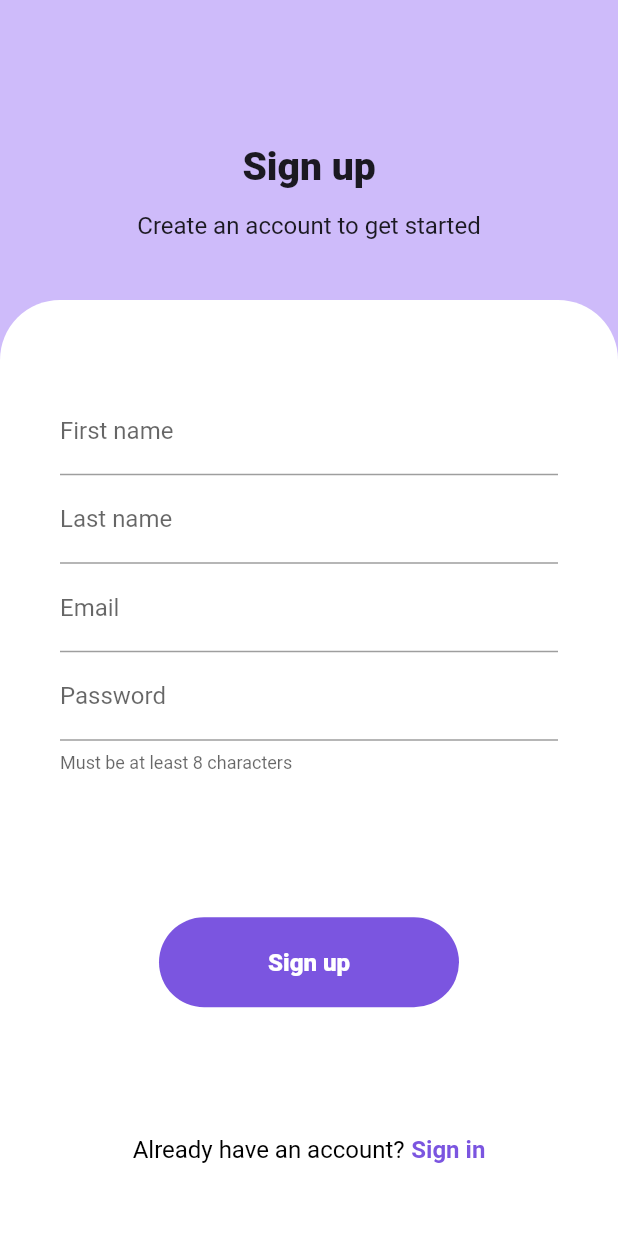
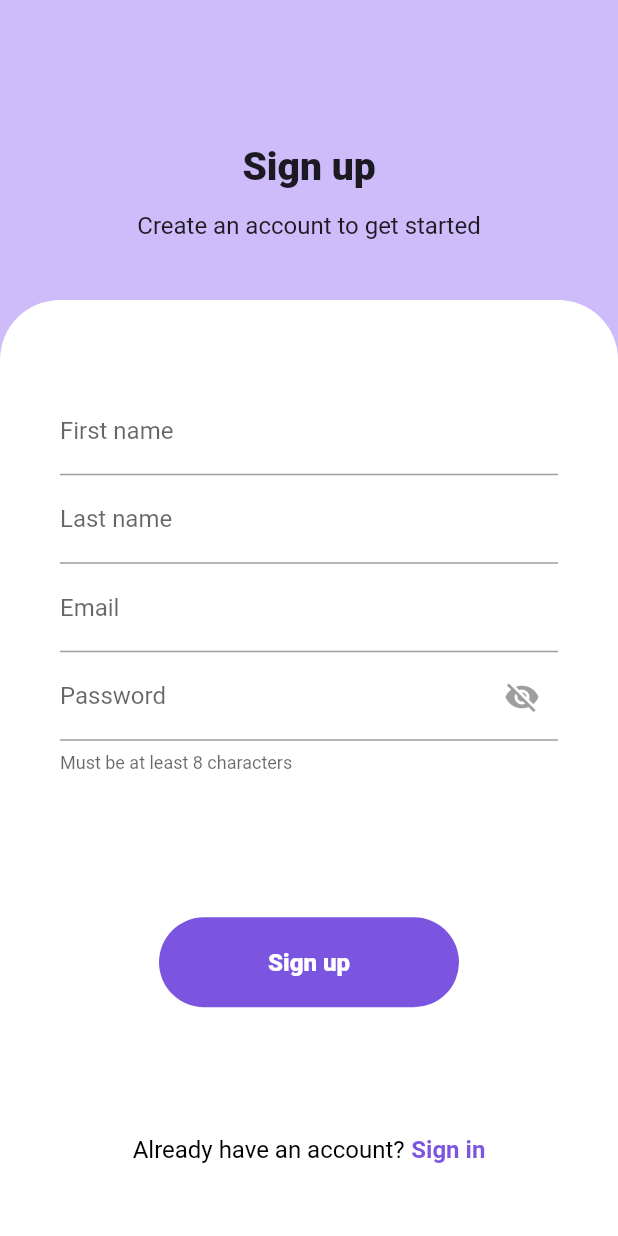
Before and after one commit to UAce/Receipt-Keeper, a Flutter app: the RegisterPage screen opened by its route, on a phone screen of 412 x 824 dp. Run offline on Flutter 3.47's test engine with Material 2 defaults, Android fonts, the phone set to English and light mode, and no system bars; our stand-ins replace flutter_svg.

Commit message:
Frontend: Show/Hide password

```diff
--- a/frontend/lib/common/themes.dart
+++ b/frontend/lib/common/themes.dart
@@ -6,7 +6,20 @@ const lightPrimaryColor = Color(0xFFCEBBFA);
 ThemeData baseTheme = ThemeData(
     brightness: Brightness.light,
     primaryColor: primaryColor,
-    appBarTheme: const AppBarTheme(backgroundColor: primaryColor));
+    appBarTheme: const AppBarTheme(backgroundColor: primaryColor),
+    inputDecorationTheme: const InputDecorationTheme(
+      focusedBorder: UnderlineInputBorder(
+        borderSide: BorderSide(color: primaryColor),
+      ),
+      floatingLabelStyle: TextStyle(color: primaryColor),
+      suffixIconColor: Colors.grey,
+    ),
+    textSelectionTheme: TextSelectionThemeData(
+      cursorColor: primaryColor,
+      selectionColor: primaryColor.withOpacity(0.4),
+      selectionHandleColor: primaryColor,
+    ),
+    colorScheme: ColorScheme.fromSwatch().copyWith(secondary: primaryColor));
 
 TextStyle titleTextStyle = const TextStyle(
   fontSize: 26,
--- a/frontend/lib/register.dart
+++ b/frontend/lib/register.dart
@@ -24,6 +24,7 @@ class _RegisterPageState extends State<RegisterPage> {
   final _focusPassword = FocusNode();
 
   bool _isProcessing = false;
+  bool _isPasswordVisible = false;
 
   @override
   Widget build(BuildContext context) {
@@ -132,7 +133,7 @@ class _RegisterPageState extends State<RegisterPage> {
                                     ),
                                   ),
                                   TextFormField(
-                                    obscureText: true,
+                                    obscureText: !_isPasswordVisible,
                                     enableSuggestions: false,
                                     autocorrect: false,
                                     focusNode: _focusPassword,
@@ -145,11 +146,24 @@ class _RegisterPageState extends State<RegisterPage> {
                                       }
                                       return null;
                                     },
-                                    decoration: const InputDecoration(
-                                      border: UnderlineInputBorder(),
+                                    decoration: InputDecoration(
+                                      border: const UnderlineInputBorder(),
                                       labelText: 'Password',
                                       helperText:
                                           'Must be at least 8 characters',
+                                      suffixIcon: IconButton(
+                                        icon: Icon(
+                                          _isPasswordVisible
+                                              ? Icons.visibility
+                                              : Icons.visibility_off,
+                                        ),
+                                        onPressed: () {
+                                          setState(() {
+                                            _isPasswordVisible =
+                                                !_isPasswordVisible;
+                                          });
+                                        },
+                                      ),
                                     ),
                                   ),
                                 ],
```
Also changed, not shown: frontend/lib/sign_in.dart (+15 -1 lines).
